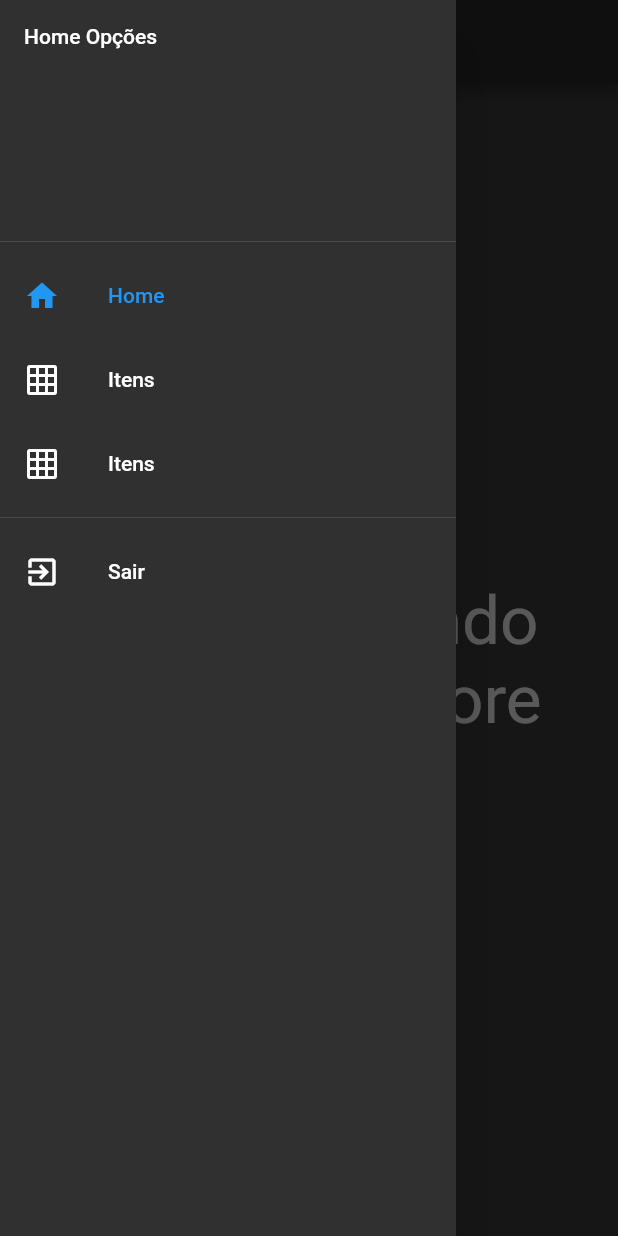
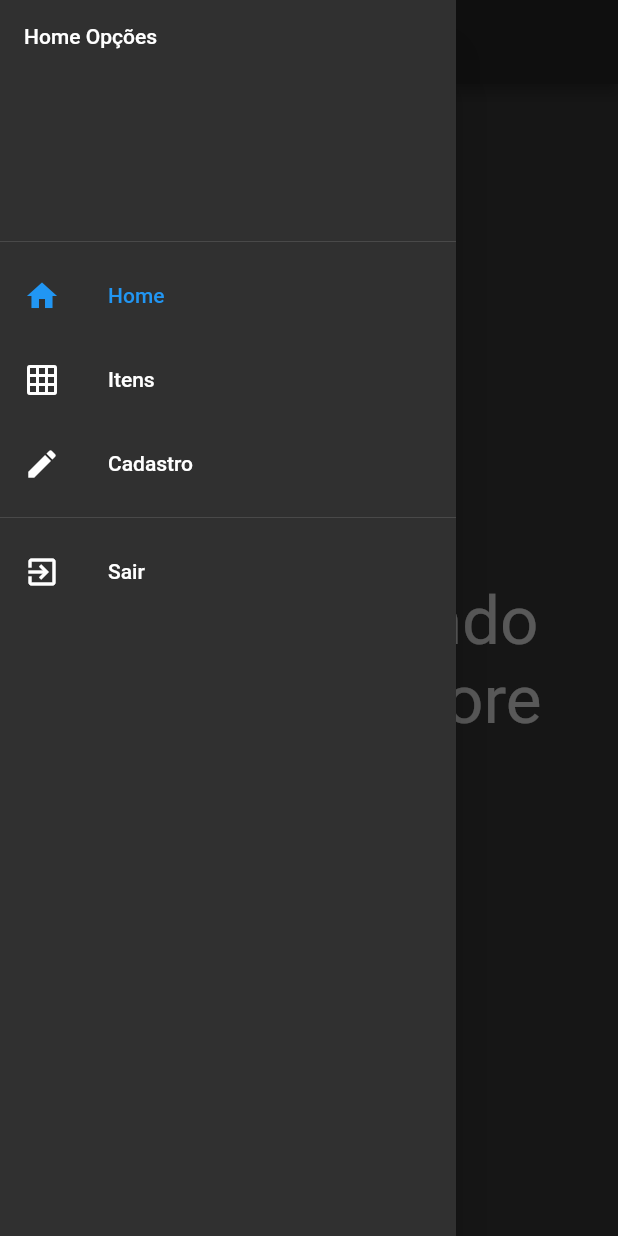
Before and after one commit to LuisFernandoSilva/aual_22_flutter_exercicio, a Flutter app: the screen it shows after launch, with the side drawer open, on a phone screen of 412 x 824 dp. Run offline on Flutter 3.47's test engine with Material 2 defaults, Android fonts, the phone set to English and light mode, and no system bars; our stand-ins replace image_picker.

```diff
--- a/lib/pages/home/home_page.dart
+++ b/lib/pages/home/home_page.dart
@@ -1,3 +1,4 @@
+import 'package:aula_22_flutter_exercicio/pages/edit/reg_product_page.dart';
 import 'package:aula_22_flutter_exercicio/pages/items/item_page.dart';
 import 'package:flutter/material.dart';
 import 'package:flutter/services.dart';
@@ -35,10 +36,10 @@ class _HomePageState extends State<HomePage> {
               },
             ),
             ListTile(
-              leading: Icon(Icons.grid_on),
-              title: Text('Itens'),
+              leading: Icon(Icons.edit),
+              title: Text('Cadastro'),
               onTap: () {
-                Navigator.of(context).pushNamed(ItemPage.routeName);
+                Navigator.of(context).pushNamed(RegProductPage.routeName);
               },
             ),
             Divider(),
--- a/lib/pages/items/item_page.dart
+++ b/lib/pages/items/item_page.dart
@@ -38,7 +38,7 @@ class _ItemPageState extends State<ItemPage> {
                   borderRadius: BorderRadius.circular(5),
                 ),
                 child: FadeInImage(
-                  placeholder: AssetImage("asset/loading.gif"),
+                  placeholder: AssetImage("assets/loading.gif"),
                   image: NetworkImage(MockData.products[index].photo),
                 ),
               ),
--- a/pubspec.yaml
+++ b/pubspec.yaml
@@ -45,6 +45,7 @@ flutter:
   # To add assets to your application, add an assets section, like this:
   assets:
     - assets/loading.gif
+    - assets/warning.png
   #   - images/a_dot_ham.jpeg
 
   # An image asset can refer to one or more resolution-specific "variants", see
```
Also changed, not shown: lib/pages/edit/reg_product_page.dart (+16 -5 lines), assets/warning.png (added).
